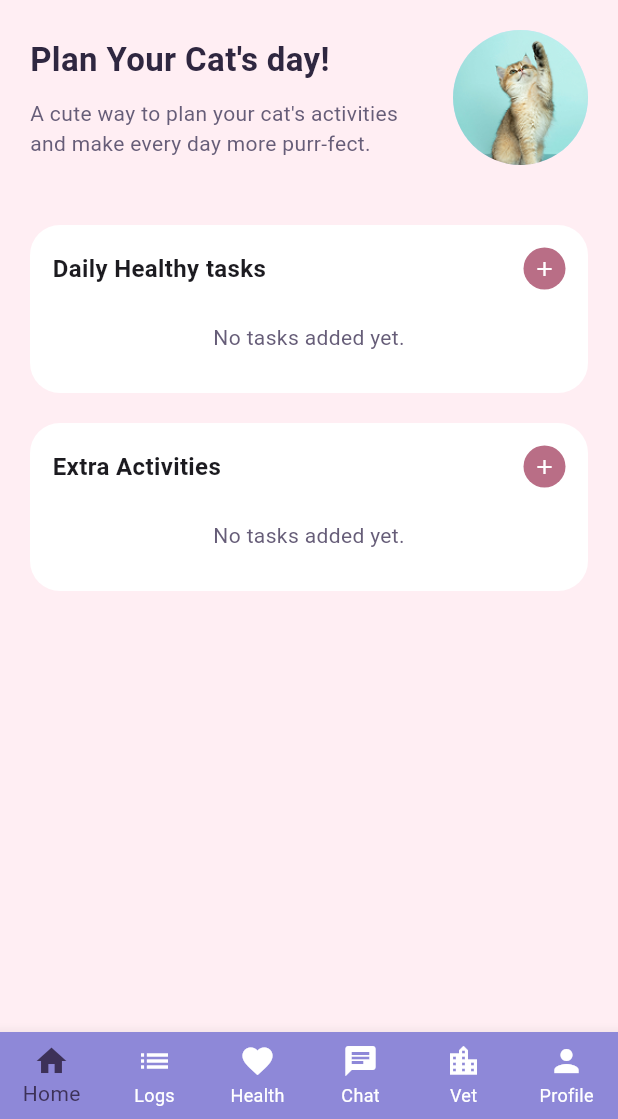
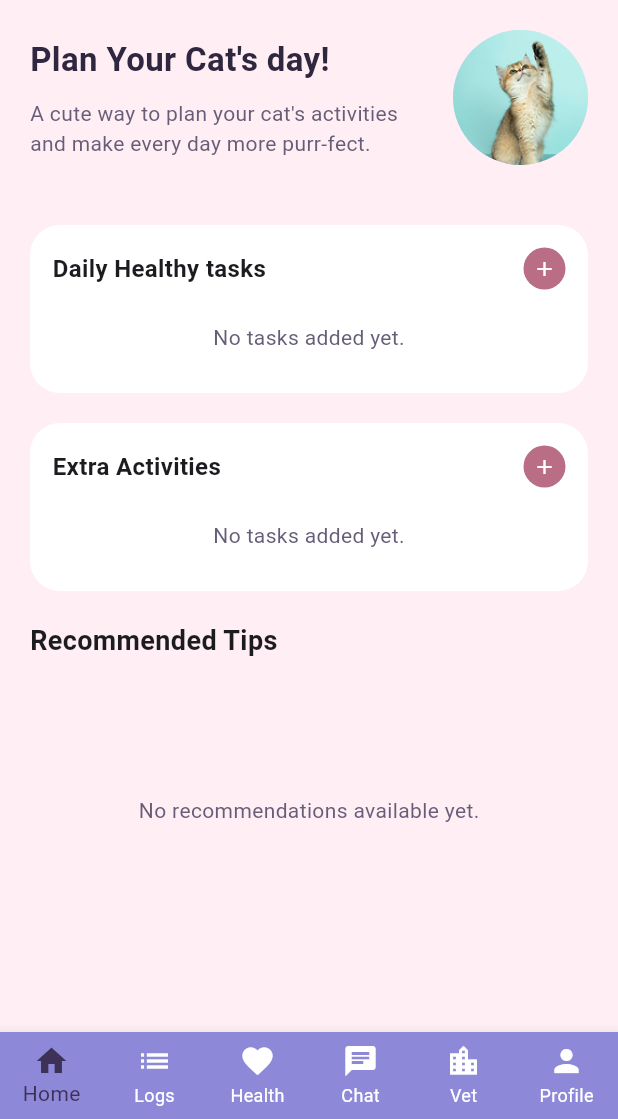
Before and after one commit to AimenMunawarDeveloper/Pawsome---AI-Powered-Cat-Health-Assistant, a Flutter app: the Profile screen opened directly, in the side drawer, after a tap on the "menu" icon, on a phone screen of 412 x 824 dp, the part 117-1236 px from its top. Run offline on Flutter 3.47's test engine with Material 3 defaults, Android fonts, the phone set to English and light mode, and no system bars; our stand-ins replace cloud_firestore, firebase_auth, firebase_core, google_fonts; accounts and stored records are empty.

Commit message:
Fixed the Recommended Tips Issue

```diff
--- a/lib/home.dart
+++ b/lib/home.dart
@@ -61,14 +61,14 @@
     await _profileDataService.ensureHomeData();
     final results = await Future.wait<dynamic>([
       _profileDataService.getProfileData(),
-      // _profileDataService.getRecommendations(),
+      _profileDataService.getRecommendations(),
     ]);
 
     return _HomeViewData(
       profileData: results[0] as Map<String, dynamic>,
-      // recommendations: (results[1] as List<dynamic>)
-      //     .map((item) => Map<String, dynamic>.from(item as Map))
-      //     .toList(),
+      recommendations: (results[1] as List<dynamic>)
+          .map((item) => Map<String, dynamic>.from(item as Map))
+          .toList(),
     );
   }
 
@@ -555,70 +555,70 @@
     );
   }
 
-  // Widget _buildRecommendedSection(List<Map<String, dynamic>> tips) {
-  //   return Padding(
-  //     key: _tipsKey,
-  //     padding: const EdgeInsets.symmetric(horizontal: 20),
-  //     child: Column(
-  //       crossAxisAlignment: CrossAxisAlignment.start,
-  //       children: [
-  //         const Text(
-  //           'Recommended Tips',
-  //           style: TextStyle(fontSize: 18, fontWeight: FontWeight.bold),
-  //         ),
-  //         const SizedBox(height: 10),
-  //         SizedBox(
-  //           height: 180,
-  //           child: tips.isEmpty
-  //               ? const Center(
-  //                   child: Text(
-  //                     'No recommendations available yet.',
-  //                     style: TextStyle(color: AppColors.textSecondary),
-  //                   ),
-  //                 )
-  //               : ListView.builder(
-  //                   scrollDirection: Axis.horizontal,
-  //                   itemCount: tips.length,
-  //                   itemBuilder: (context, index) {
-  //                     final tip = tips[index];
-  //                     final start = index * 0.2;
-  //                     final end = start + 0.6;
+  Widget _buildRecommendedSection(List<Map<String, dynamic>> tips) {
+    return Padding(
+      key: _tipsKey,
+      padding: const EdgeInsets.symmetric(horizontal: 20),
+      child: Column(
+        crossAxisAlignment: CrossAxisAlignment.start,
+        children: [
+          const Text(
+            'Recommended Tips',
+            style: TextStyle(fontSize: 18, fontWeight: FontWeight.bold),
+          ),
+          const SizedBox(height: 10),
+          SizedBox(
+            height: 180,
+            child: tips.isEmpty
+                ? const Center(
+                    child: Text(
+                      'No recommendations available yet.',
+                      style: TextStyle(color: AppColors.textSecondary),
+                    ),
+                  )
+                : ListView.builder(
+                    scrollDirection: Axis.horizontal,
+                    itemCount: tips.length,
+                    itemBuilder: (context, index) {
+                      final tip = tips[index];
+                      final start = index * 0.2;
+                      final end = start + 0.6;
 
-  //                     final curvedAnimation = CurvedAnimation(
-  //                       parent: _controller,
-  //                       curve: Interval(
-  //                         start,
-  //                         end > 1 ? 1 : end,
-  //                         curve: Curves.easeOut,
-  //                       ),
-  //                     );
+                      final curvedAnimation = CurvedAnimation(
+                        parent: _controller,
+                        curve: Interval(
+                          start,
+                          end > 1 ? 1 : end,
+                          curve: Curves.easeOut,
+                        ),
+                      );
 
-  //                     final animation = Tween<Offset>(
-  //                       begin: const Offset(1, 0),
-  //                       end: Offset.zero,
-  //                     ).animate(curvedAnimation);
+                      final animation = Tween<Offset>(
+                        begin: const Offset(1, 0),
+                        end: Offset.zero,
+                      ).animate(curvedAnimation);
 
-  //                     return SlideTransition(
-  //                       position: animation,
-  //                       child: Padding(
-  //                         padding: const EdgeInsets.only(right: 10),
-  //                         child: SizedBox(
-  //                           width: 160,
-  //                           child: _buildTipCard(
-  //                             tip['image'] as String? ??
-  //                                 'assets/images/tip1.png',
-  //                             tip['title'] as String? ?? 'Helpful tip',
-  //                           ),
-  //                         ),
-  //                       ),
-  //                     );
-  //                   },
-  //                 ),
-  //         ),
-  //       ],
-  //     ),
-  //   );
-  // }
+                      return SlideTransition(
+                        position: animation,
+                        child: Padding(
+                          padding: const EdgeInsets.only(right: 10),
+                          child: SizedBox(
+                            width: 160,
+                            child: _buildTipCard(
+                              tip['image'] as String? ??
+                                  'assets/images/tip1.png',
+                              tip['title'] as String? ?? 'Helpful tip',
+                            ),
+                          ),
+                        ),
+                      );
+                    },
+                  ),
+          ),
+        ],
+      ),
+    );
+  }
 
   Widget _buildTipCard(String image, String title) {
     final imageWidget =
@@ -790,8 +790,8 @@
                         const SizedBox(height: 20),
                         _buildExtraActivities(data.profileData),
                         const SizedBox(height: 20),
-                        /*_buildRecommendedSection(data.recommendations),
-                        const SizedBox(height: 20),*/
+                        _buildRecommendedSection(data.recommendations),
+                        const SizedBox(height: 20),
                       ],
                     ),
                   ),
@@ -806,11 +806,11 @@
 class _HomeViewData {
   const _HomeViewData({
     required this.profileData,
-    // required this.recommendations,
+    required this.recommendations,
   });
 
   final Map<String, dynamic> profileData;
-  // final List<Map<String, dynamic>> recommendations;
+  final List<Map<String, dynamic>> recommendations;
 }
 
 class _AddButton extends StatefulWidget {
--- a/lib/profile_data_service.dart
+++ b/lib/profile_data_service.dart
@@ -4,11 +4,9 @@
 import 'app_firestore.dart';
 
 class ProfileDataService {
-  ProfileDataService({
-    FirebaseFirestore? firestore,
-    FirebaseAuth? auth,
-  }) : _firestore = firestore ?? appFirestore,
-       _auth = auth ?? FirebaseAuth.instance;
+  ProfileDataService({FirebaseFirestore? firestore, FirebaseAuth? auth})
+    : _firestore = firestore ?? appFirestore,
+      _auth = auth ?? FirebaseAuth.instance;
 
   final FirebaseFirestore _firestore;
   final FirebaseAuth _auth;
@@ -25,6 +23,24 @@
     {'title': 'Eaten treats', 'done': false},
     {'title': 'Bath', 'done': false},
     {'title': 'Vaccination', 'done': false},
+  ];
+
+  static const List<Map<String, dynamic>> _defaultRecommendations = [
+    {
+      'title': 'Offer fresh water in a clean bowl every day.',
+      'image': 'assets/images/tip1.png',
+      'order': 1,
+    },
+    {
+      'title': 'Set aside playtime with a toy to keep your cat active.',
+      'image': 'assets/images/tip2.png',
+      'order': 2,
+    },
+    {
+      'title': 'Keep the litter box clean and in a quiet place.',
+      'image': 'assets/images/tip2.png',
+      'order': 3,
+    },
   ];
 
   DocumentReference<Map<String, dynamic>> get _profileDoc {
@@ -64,13 +80,7 @@
         'address': '',
         'emergencyNo': '',
       },
-      'pet': {
-        'name': '',
-        'breed': '',
-        'age': '',
-        'gender': '',
-        'weight': '',
-      },
+      'pet': {'name': '', 'breed': '', 'age': '', 'gender': '', 'weight': ''},
       'health': {
         'vetName': '',
         'vetPhone': '',
@@ -82,6 +92,7 @@
       'home': {
         'dailyTasks': _defaultDailyTasks,
         'extraActivities': _defaultExtraActivities,
+        'recommendations': _defaultRecommendations,
       },
       'createdAt': FieldValue.serverTimestamp(),
       'updatedAt': FieldValue.serverTimestamp(),
@@ -101,6 +112,9 @@
     }
     if (!home.containsKey('extraActivities')) {
       updates['home.extraActivities'] = _defaultExtraActivities;
+    }
+    if (!home.containsKey('recommendations')) {
+      updates['home.recommendations'] = _defaultRecommendations;
     }
 
     if (updates.isEmpty) return;
@@ -179,20 +193,15 @@
       data['health'] as Map<String, dynamic>? ?? {},
     );
     final vaccinations = List<Map<String, String>>.from(
-      ((health['vaccinations'] as List<dynamic>? ?? const <dynamic>[])
-          .map((entry) => Map<String, String>.from(entry as Map))),
+      ((health['vaccinations'] as List<dynamic>? ?? const <dynamic>[]).map(
+        (entry) => Map<String, String>.from(entry as Map),
+      )),
     );
 
-    vaccinations.add({
-      'name': name,
-      'date': date,
-    });
+    vaccinations.add({'name': name, 'date': date});
 
     await _profileDoc.set({
-      'health': {
-        ...health,
-        'vaccinations': vaccinations,
-      },
+      'health': {...health, 'vaccinations': vaccinations},
       'updatedAt': FieldValue.serverTimestamp(),
     }, SetOptions(merge: true));
   }
@@ -204,18 +213,16 @@
       data['health'] as Map<String, dynamic>? ?? {},
     );
     final vaccinations = List<Map<String, String>>.from(
-      ((health['vaccinations'] as List<dynamic>? ?? const <dynamic>[])
-          .map((entry) => Map<String, String>.from(entry as Map))),
+      ((health['vaccinations'] as List<dynamic>? ?? const <dynamic>[]).map(
+        (entry) => Map<String, String>.from(entry as Map),
+      )),
     );
 
     if (index < 0 || index >= vaccinations.length) return;
     vaccinations.removeAt(index);
 
     await _profileDoc.set({
-      'health': {
-        ...health,
-        'vaccinations': vaccinations,
-      },
+      'health': {...health, 'vaccinations': vaccinations},
       'updatedAt': FieldValue.serverTimestamp(),
     }, SetOptions(merge: true));
   }
@@ -226,17 +233,16 @@
     final health = Map<String, dynamic>.from(
       data['health'] as Map<String, dynamic>? ?? {},
     );
-    final allergies = List<String>.from(health['allergies'] as List<dynamic>? ?? const <dynamic>[]);
+    final allergies = List<String>.from(
+      health['allergies'] as List<dynamic>? ?? const <dynamic>[],
+    );
 
     if (!allergies.contains(allergy)) {
       allergies.add(allergy);
     }
 
     await _profileDoc.set({
-      'health': {
-        ...health,
-        'allergies': allergies,
-      },
+      'health': {...health, 'allergies': allergies},
       'updatedAt': FieldValue.serverTimestamp(),
     }, SetOptions(merge: true));
   }
@@ -255,10 +261,7 @@
     allergies.removeAt(index);
 
     await _profileDoc.set({
-      'health': {
-        ...health,
-        'allergies': allergies,
-      },
+      'health': {...health, 'allergies': allergies},
       'updatedAt': FieldValue.serverTimestamp(),
     }, SetOptions(merge: true));
   }
@@ -273,17 +276,15 @@
       data['home'] as Map<String, dynamic>? ?? {},
     );
     final tasks = List<Map<String, dynamic>>.from(
-      ((home[section] as List<dynamic>? ?? const <dynamic>[])
-          .map((entry) => Map<String, dynamic>.from(entry as Map))),
+      ((home[section] as List<dynamic>? ?? const <dynamic>[]).map(
+        (entry) => Map<String, dynamic>.from(entry as Map),
+      )),
     );
 
     tasks.add({'title': title, 'done': false});
 
     await _profileDoc.set({
-      'home': {
-        ...home,
-        section: tasks,
-      },
+      'home': {...home, section: tasks},
       'updatedAt': FieldValue.serverTimestamp(),
     }, SetOptions(merge: true));
   }
@@ -299,39 +300,68 @@
       data['home'] as Map<String, dynamic>? ?? {},
     );
     final tasks = List<Map<String, dynamic>>.from(
-      ((home[section] as List<dynamic>? ?? const <dynamic>[])
-          .map((entry) => Map<String, dynamic>.from(entry as Map))),
+      ((home[section] as List<dynamic>? ?? const <dynamic>[]).map(
+        (entry) => Map<String, dynamic>.from(entry as Map),
+      )),
     );
 
     if (index < 0 || index >= tasks.length) return;
 
-    tasks[index] = {
-      ...tasks[index],
-      'done': done,
-    };
+    tasks[index] = {...tasks[index], 'done': done};
 
     await _profileDoc.set({
-      'home': {
-        ...home,
-        section: tasks,
-      },
+      'home': {...home, section: tasks},
       'updatedAt': FieldValue.serverTimestamp(),
     }, SetOptions(merge: true));
   }
 
-  Stream<QuerySnapshot<Map<String, dynamic>>> recommendationsStream() {
-    return _firestore
-        .collection('recommendations')
-        .orderBy('order')
-        .snapshots();
+  List<Map<String, dynamic>> _normalizedRecommendations(
+    Map<String, dynamic> profileData,
+  ) {
+    final home = Map<String, dynamic>.from(
+      profileData['home'] as Map<String, dynamic>? ?? {},
+    );
+    final rawRecommendations =
+        home['recommendations'] as List<dynamic>? ?? const <dynamic>[];
+
+    final recommendations = rawRecommendations.whereType<Map>().map((entry) {
+      final data = Map<String, dynamic>.from(entry);
+      return {
+        'title': data['title']?.toString() ?? 'Helpful tip',
+        'image': data['image']?.toString() ?? 'assets/images/tip1.png',
+        'order': data['order'] is num ? (data['order'] as num).toInt() : 999,
+      };
+    }).toList();
+
+    recommendations.sort(
+      (a, b) => (a['order'] as int).compareTo(b['order'] as int),
+    );
+
+    return recommendations;
   }
 
   Future<List<Map<String, dynamic>>> getRecommendations() async {
-    final snapshot = await _firestore
-        .collection('recommendations')
-        .orderBy('order')
-        .get();
+    try {
+      final profileData = await getProfileData();
+      return _normalizedRecommendations(profileData);
+    } on FirebaseException {
+      return const <Map<String, dynamic>>[];
+    } on TypeError {
+      return const <Map<String, dynamic>>[];
+    }
+  }
 
-    return snapshot.docs.map((doc) => doc.data()).toList();
+  Stream<List<Map<String, dynamic>>> recommendationsStream() {
+    return profileStream().map((snapshot) {
+      final profileData = snapshot.data() ?? <String, dynamic>{};
+      return _normalizedRecommendations(profileData);
+    });
+  }
+
+  Future<void> seedDefaultRecommendationsForCurrentUser() async {
+    await _profileDoc.set({
+      'home': {'recommendations': _defaultRecommendations},
+      'updatedAt': FieldValue.serverTimestamp(),
+    }, SetOptions(merge: true));
   }
 }
```
Also changed, not shown: 2 other files.
